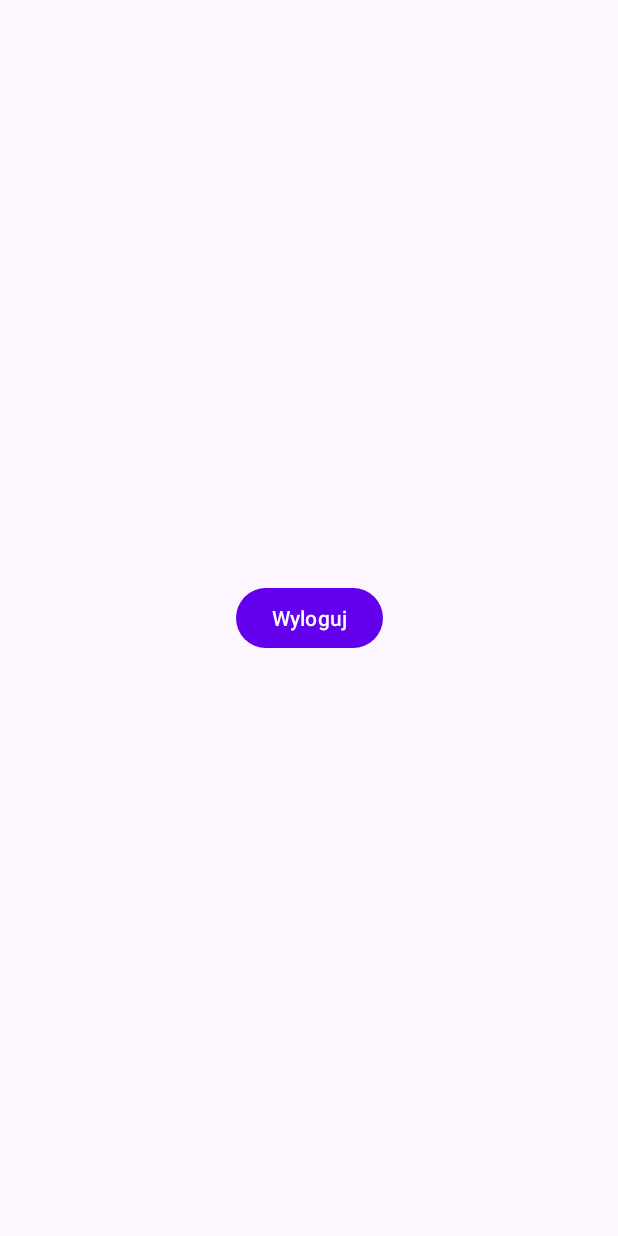
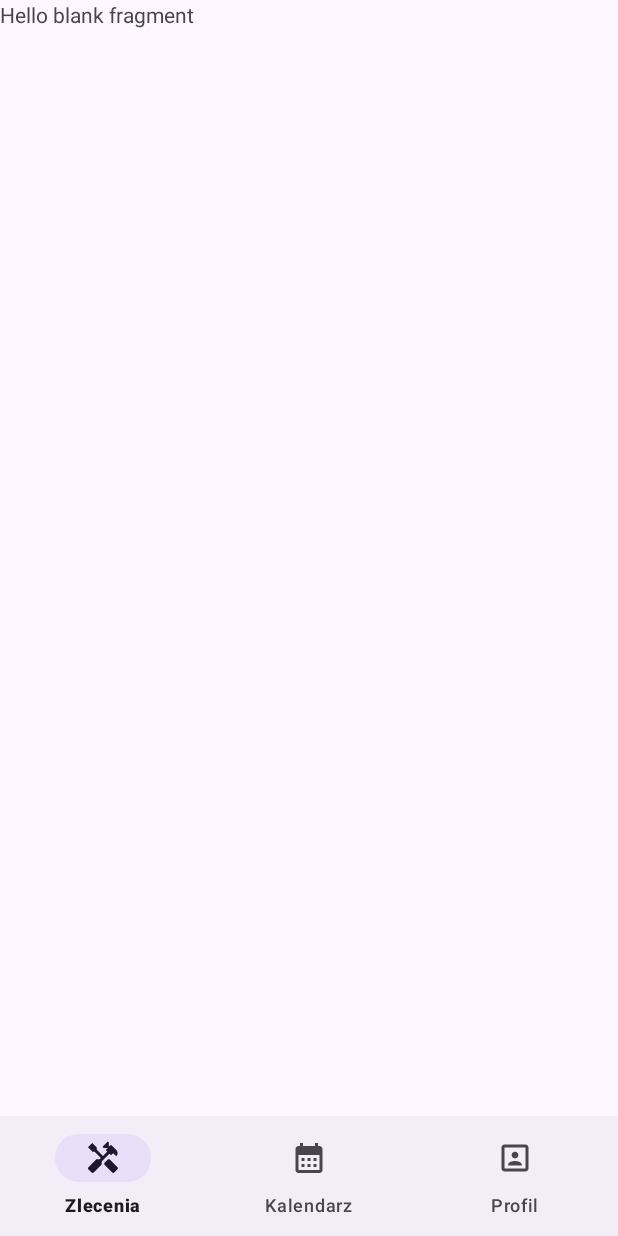
Before and after one commit to sebo256/Praca_dyplomowa_27796_android, an Android app: the MainActivityView screen opened directly, with no data from a screen before it, on a phone screen of 412 x 824 dp. Run offline under Robolectric (Android 15) with nearby library versions, the phone set to English and light mode, and no system bars.

Commit message:
Added bottom navigation menu, and fixed minor bugs

```diff
--- /dev/null
+++ b/app/src/main/java/com/praca/dyplomowa/android/views/JobsFragmentView.kt
@@ -0,0 +1,62 @@
+package com.praca.dyplomowa.android.views
+
+import android.content.Intent
+import android.os.Bundle
+import androidx.fragment.app.Fragment
+import android.view.LayoutInflater
+import android.view.View
+import android.view.ViewGroup
+import com.praca.dyplomowa.android.R
+
+// TODO: Rename parameter arguments, choose names that match
+// the fragment initialization parameters, e.g. ARG_ITEM_NUMBER
+private const val ARG_PARAM1 = "param1"
+private const val ARG_PARAM2 = "param2"
+
+/**
+ * A simple [Fragment] subclass.
+ * Use the [JobsFragmentView.newInstance] factory method to
+ * create an instance of this fragment.
+ */
+class JobsFragmentView : Fragment() {
+    // TODO: Rename and change types of parameters
+    private var param1: String? = null
+    private var param2: String? = null
+
+    override fun onCreate(savedInstanceState: Bundle?) {
+        super.onCreate(savedInstanceState)
+        arguments?.let {
+            param1 = it.getString(ARG_PARAM1)
+            param2 = it.getString(ARG_PARAM2)
+        }
+    }
+
+    override fun onCreateView(
+        inflater: LayoutInflater, container: ViewGroup?,
+        savedInstanceState: Bundle?
+    ): View? {
+        // Inflate the layout for this fragment
+        return inflater.inflate(R.layout.fragment_jobs_view, container, false)
+    }
+
+    companion object {
+        /**
+         * Use this factory method to create a new instance of
+         * this fragment using the provided parameters.
+         *
+         * @param param1 Parameter 1.
+         * @param param2 Parameter 2.
+         * @return A new instance of fragment JobsFragmentView.
+         */
+        // TODO: Rename and change types and number of parameters
+        @JvmStatic
+        fun newInstance(param1: String, param2: String) =
+            JobsFragmentView().apply {
+                arguments = Bundle().apply {
+                    putString(ARG_PARAM1, param1)
+                    putString(ARG_PARAM2, param2)
+                }
+            }
+    }
+
+}
--- a/app/src/main/java/com/praca/dyplomowa/android/views/LoginActivityView.kt
+++ b/app/src/main/java/com/praca/dyplomowa/android/views/LoginActivityView.kt
@@ -31,7 +31,7 @@ class LoginActivityView : AppCompatActivity() {
 
     private fun goToHome() {
         val intent = Intent(this, MainActivityView::class.java)
-        intent.addFlags(Intent.FLAG_ACTIVITY_CLEAR_TOP or Intent.FLAG_ACTIVITY_NEW_TASK)
+        intent.addFlags(Intent.FLAG_ACTIVITY_CLEAR_TASK or Intent.FLAG_ACTIVITY_NEW_TASK)
         intent.addFlags(Intent.FLAG_ACTIVITY_NO_HISTORY)
         startActivity(intent)
     }
--- /dev/null
+++ b/app/src/main/res/drawable/ic_menu_calendar.xml
@@ -0,0 +1,5 @@
+<vector android:height="24dp" android:tint="#000000"
+    android:viewportHeight="24" android:viewportWidth="24"
+    android:width="24dp" xmlns:android="http://schemas.android.com/apk/res/android">
+    <path android:fillColor="@android:color/white" android:pathData="M19,4h-1V2h-2v2H8V2H6v2H5C3.89,4 3.01,4.9 3.01,6L3,20c0,1.1 0.89,2 2,2h14c1.1,0 2,-0.9 2,-2V6C21,4.9 20.1,4 19,4zM19,20H5V10h14V20zM9,14H7v-2h2V14zM13,14h-2v-2h2V14zM17,14h-2v-2h2V14zM9,18H7v-2h2V18zM13,18h-2v-2h2V18zM17,18h-2v-2h2V18z"/>
+</vector>
--- /dev/null
+++ b/app/src/main/res/drawable/ic_menu_jobs.xml
@@ -0,0 +1,6 @@
+<vector android:height="24dp" android:tint="#000000"
+    android:viewportHeight="24" android:viewportWidth="24"
+    android:width="24dp" xmlns:android="http://schemas.android.com/apk/res/android">
+    <path android:fillColor="@android:color/white" android:pathData="M21.67,18.17l-5.3,-5.3h-0.99l-2.54,2.54v0.99l5.3,5.3c0.39,0.39 1.02,0.39 1.41,0l2.12,-2.12C22.06,19.2 22.06,18.56 21.67,18.17z"/>
+    <path android:fillColor="@android:color/white" android:pathData="M17.34,10.19l1.41,-1.41l2.12,2.12c1.17,-1.17 1.17,-3.07 0,-4.24l-3.54,-3.54l-1.41,1.41V1.71L15.22,1l-3.54,3.54l0.71,0.71h2.83l-1.41,1.41l1.06,1.06l-2.89,2.89L7.85,6.48V5.06L4.83,2.04L2,4.87l3.03,3.03h1.41l4.13,4.13l-0.85,0.85H7.6l-5.3,5.3c-0.39,0.39 -0.39,1.02 0,1.41l2.12,2.12c0.39,0.39 1.02,0.39 1.41,0l5.3,-5.3v-2.12l5.15,-5.15L17.34,10.19z"/>
+</vector>
--- /dev/null
+++ b/app/src/main/res/drawable/ic_menu_profile.xml
@@ -0,0 +1,5 @@
+<vector android:height="24dp" android:tint="#000000"
+    android:viewportHeight="24" android:viewportWidth="24"
+    android:width="24dp" xmlns:android="http://schemas.android.com/apk/res/android">
+    <path android:fillColor="@android:color/white" android:pathData="M12,12.25c1.24,0 2.25,-1.01 2.25,-2.25S13.24,7.75 12,7.75 9.75,8.76 9.75,10s1.01,2.25 2.25,2.25zM16.5,16.25c0,-1.5 -3,-2.25 -4.5,-2.25s-4.5,0.75 -4.5,2.25L7.5,17h9v-0.75zM19,3L5,3c-1.1,0 -2,0.9 -2,2v14c0,1.1 0.9,2 2,2h14c1.1,0 2,-0.9 2,-2L21,5c0,-1.1 -0.9,-2 -2,-2zM19,19L5,19L5,5h14v14z"/>
+</vector>
--- a/app/src/main/res/layout/activity_main_view.xml
+++ b/app/src/main/res/layout/activity_main_view.xml
@@ -1,18 +1,19 @@
 <?xml version="1.0" encoding="utf-8"?>
 <androidx.constraintlayout.widget.ConstraintLayout xmlns:android="http://schemas.android.com/apk/res/android"
     xmlns:app="http://schemas.android.com/apk/res-auto"
-    xmlns:tools="http://schemas.android.com/tools"
+    android:id="@+id/fragment_container"
     android:layout_width="match_parent"
-    android:layout_height="match_parent"
-    tools:context=".views.MainActivityView">
+    android:layout_height="wrap_content"
+    android:layout_gravity="bottom">
 
-    <Button
-        android:id="@+id/buttonLogoutMainActivity"
-        android:layout_width="wrap_content"
+
+    <com.google.android.material.bottomnavigation.BottomNavigationView
+        android:id="@+id/navigation_bar"
+        android:layout_width="match_parent"
         android:layout_height="wrap_content"
-        android:text="@string/logout_button_text"
         app:layout_constraintBottom_toBottomOf="parent"
         app:layout_constraintEnd_toEndOf="parent"
         app:layout_constraintStart_toStartOf="parent"
-        app:layout_constraintTop_toTopOf="parent" />
+        app:menu="@menu/bottom_navigation_menu_items" />
+
 </androidx.constraintlayout.widget.ConstraintLayout>
--- /dev/null
+++ b/app/src/main/res/layout/fragment_jobs_view.xml
@@ -0,0 +1,14 @@
+<?xml version="1.0" encoding="utf-8"?>
+<FrameLayout xmlns:android="http://schemas.android.com/apk/res/android"
+    xmlns:tools="http://schemas.android.com/tools"
+    android:layout_width="match_parent"
+    android:layout_height="match_parent"
+    tools:context=".views.JobsFragmentView">
+
+    <!-- TODO: Update blank fragment layout -->
+    <TextView
+        android:layout_width="match_parent"
+        android:layout_height="match_parent"
+        android:text="@string/hello_blank_fragment" />
+
+</FrameLayout>
--- /dev/null
+++ b/app/src/main/res/menu/bottom_navigation_menu_items.xml
@@ -0,0 +1,18 @@
+<?xml version="1.0" encoding="utf-8"?>
+<menu xmlns:android="http://schemas.android.com/apk/res/android">
+    <item
+        android:id="@+id/menu_item_1"
+        android:enabled="true"
+        android:icon="@drawable/ic_menu_jobs"
+        android:title="@string/menu_item_jobs"/>
+    <item
+        android:id="@+id/menu_item_2"
+        android:enabled="true"
+        android:icon="@drawable/ic_menu_calendar"
+        android:title="@string/menu_item_calendar"/>
+    <item
+        android:id="@+id/menu_item_3"
+        android:enabled="true"
+        android:icon="@drawable/ic_menu_profile"
+        android:title="@string/menu_item_profile"/>
+</menu>
--- a/app/src/main/res/values/strings.xml
+++ b/app/src/main/res/values/strings.xml
@@ -16,5 +16,11 @@
     <string name="register_error_usernameExists_info">Podana nazwa użytkownika jest zajęta</string>
     <string name="register_error_password_info">Hasło jest za słabe</string>
     <string name="register_error_passwordReapeat_info">Hasło nie jest takie samo</string>
+    <string name="menu_item_jobs">Zlecenia</string>
+    <string name="menu_item_calendar">Kalendarz</string>
+    <string name="menu_item_profile">Profil</string>
+
+    <!-- TODO: Remove or change this placeholder text -->
+    <string name="hello_blank_fragment">Hello blank fragment</string>
 
 </resources>
```
Also changed, not shown: app/src/main/java/com/praca/dyplomowa/android/views/CalendarFragmentView.kt (added, +60 -0 lines), app/src/main/java/com/praca/dyplomowa/android/views/MainActivityView.kt (+18 -4 lines), app/src/main/java/com/praca/dyplomowa/android/views/ProfileFragmentView.kt (added, +48 -0 lines), app/src/main/res/layout/fragment_calendar_view.xml (added, +14 -0 lines), app/src/main/res/layout/fragment_profile_view.xml (added, +19 -0 lines).
